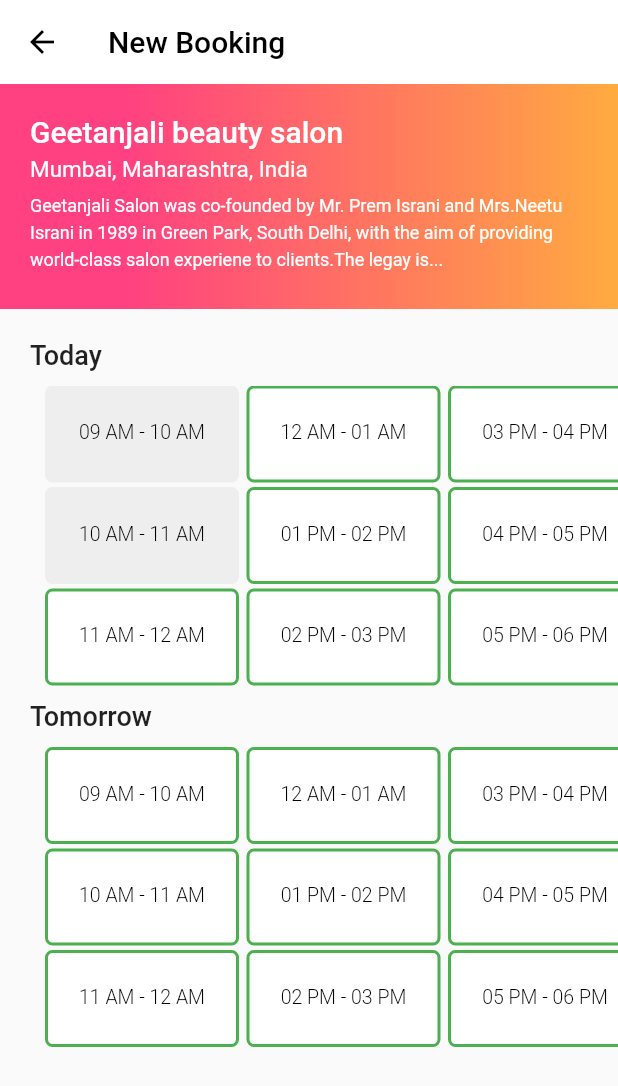
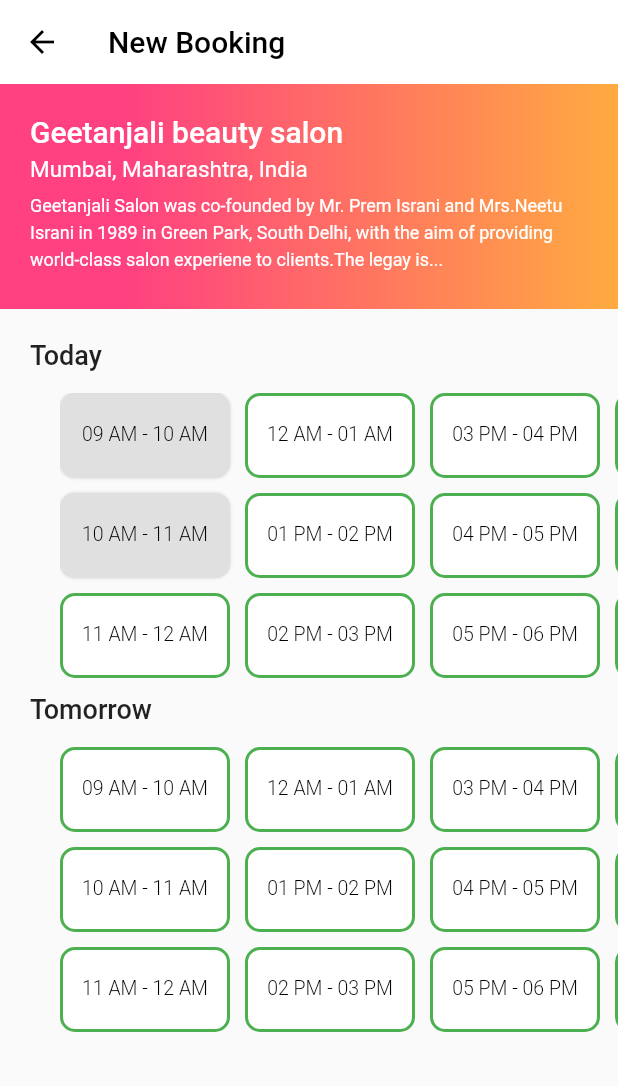
Before and after one commit to mubasheeraCB1517/booking_app, a Flutter app: the screen it shows after launch, on a phone screen of 412 x 824 dp. Shown: the top 1086 px of the screen. Run offline on Flutter 3.47's test engine with Material 2 defaults, Android fonts, the phone set to English and light mode, and no system bars; Roboto replaces fonts that are missing (Helvetica Neue).

Commit message:
commit on 13.05.2022

```diff
--- a/lib/horizontal_time_picker.dart
+++ b/lib/horizontal_time_picker.dart
@@ -106,10 +106,11 @@ class _HorizontalTimePickerState extends State<HorizontalTimePicker> {
   @override
   Widget build(BuildContext context) {
     return Container(
-      padding: const EdgeInsets.only(left: 30),
-      height: 200,
+      margin: const EdgeInsets.only(left: 30,top: 5),
+      padding: const EdgeInsets.only(left: 10),
+      height: 190,
       child: GridView.builder(
-        shrinkWrap: true,
+       // shrinkWrap: true,
         controller: widget.scrollController ?? ScrollController(),
         scrollDirection: Axis.horizontal,
         itemCount: allDateTimeSlots.length,
@@ -139,8 +140,8 @@ class _HorizontalTimePickerState extends State<HorizontalTimePicker> {
         },
         gridDelegate: const SliverGridDelegateWithFixedCrossAxisCount(
           childAspectRatio: 0.5,
-          mainAxisSpacing: 5.0,
-          crossAxisSpacing: 3.0,
+          mainAxisSpacing: 10.0,
+          crossAxisSpacing: 10.0,
           crossAxisCount: 3,
         ),
       ),
--- a/lib/main.dart
+++ b/lib/main.dart
@@ -127,7 +127,7 @@ class _MyHomePageState extends State<MyHomePage> {
                   width: 2,
                   style: BorderStyle.solid,
                 )),
-                borderRadius: const BorderRadius.all(Radius.circular(5)),
+                borderRadius: const BorderRadius.all(Radius.circular(10)),
               ),
               selectedDecoration: const BoxDecoration(
                 color: Colors.black,
@@ -139,13 +139,20 @@ class _MyHomePageState extends State<MyHomePage> {
                 borderRadius: BorderRadius.all(Radius.circular(5)),
               ),
               disabledDecoration: BoxDecoration(
-                color: Colors.grey.shade200,
+                color: Colors.grey.shade300,
+                boxShadow: [BoxShadow(
+                  color: Colors.grey.withOpacity(0.5),
+                  spreadRadius: 0,
+                  blurRadius: 1,
+                  offset: Offset(0, 0),
+                )
+                ],
                 border: Border.fromBorderSide(BorderSide(
-                  color: Colors.grey.shade200,
+                  color: Colors.grey.shade300,
                   width: 1,
                   style: BorderStyle.solid,
                 )),
-                borderRadius: const BorderRadius.all(Radius.circular(5)),
+                borderRadius: const BorderRadius.all(Radius.circular(10)),
               ),
               showDisabled: true,
             ),
@@ -183,7 +190,7 @@ class _MyHomePageState extends State<MyHomePage> {
                   width: 2,
                   style: BorderStyle.solid,
                 )),
-                borderRadius: const BorderRadius.all(Radius.circular(5)),
+                borderRadius: const BorderRadius.all(Radius.circular(10)),
               ),
               selectedDecoration: const BoxDecoration(
                 color: Colors.black,
@@ -195,13 +202,20 @@ class _MyHomePageState extends State<MyHomePage> {
                 borderRadius: BorderRadius.all(Radius.circular(5)),
               ),
               disabledDecoration: BoxDecoration(
-                color: Colors.grey.shade200,
+                color: Colors.red.shade200,
+                boxShadow: [BoxShadow(
+                  color: Colors.grey.withOpacity(0.5),
+                  spreadRadius: 5,
+                  blurRadius: 7,
+                  offset: Offset(0, 3),
+                )
+                ],
                 border: Border.fromBorderSide(BorderSide(
                   color: Colors.grey.shade200,
                   width: 1,
                   style: BorderStyle.solid,
                 )),
-                borderRadius: const BorderRadius.all(Radius.circular(5)),
+                borderRadius: const BorderRadius.all(Radius.circular(10)),
               ),
               showDisabled: true,
             ),
```
